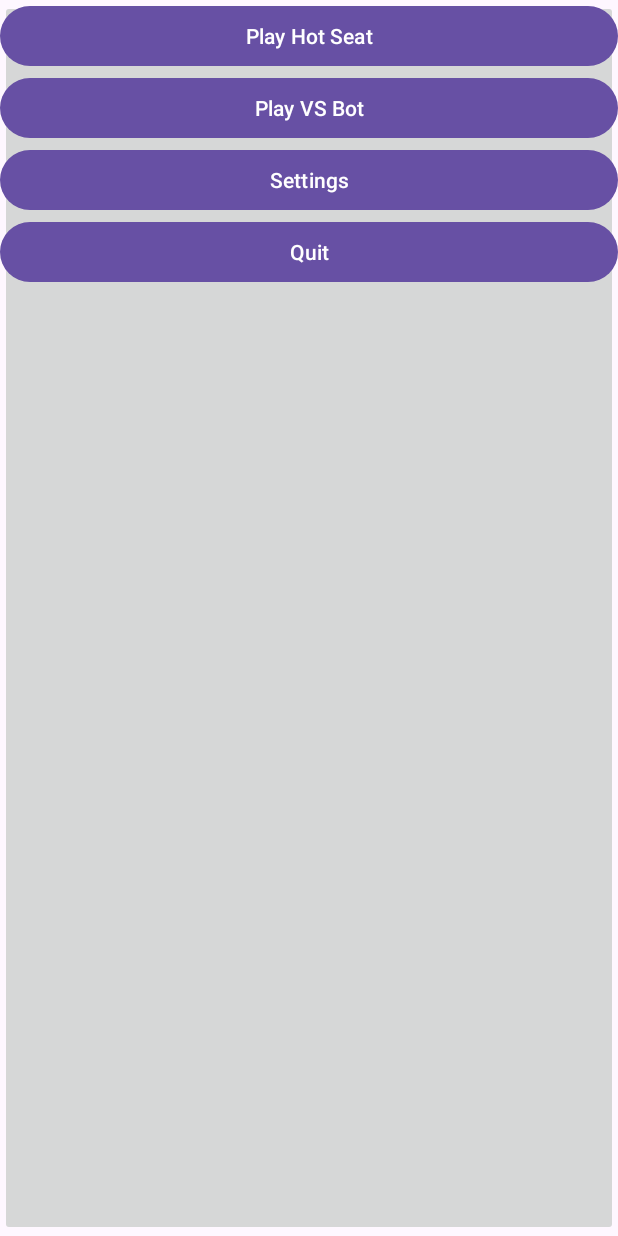
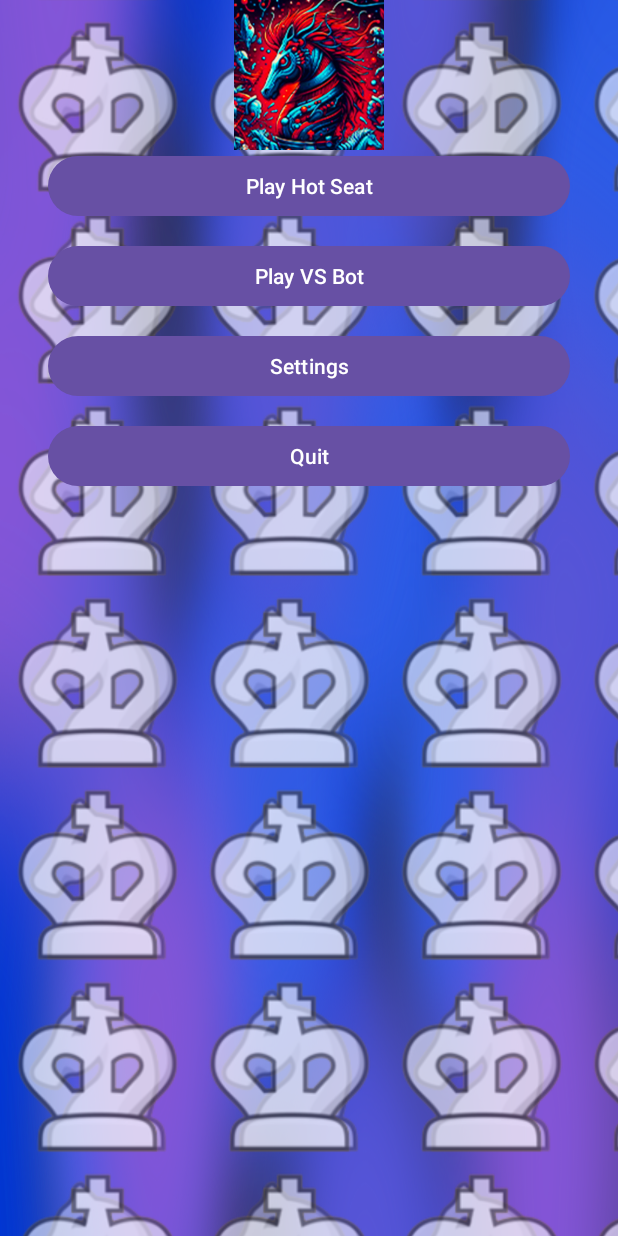
Before and after one commit to weezard12/Android-Studio-Template, an Android app: the layout activity_menu2.xml on its own in the app's theme, with its tools: preview values and no code run, on a phone screen of 412 x 824 dp. Run offline under Robolectric (Android 15) with nearby library versions, the phone set to English and light mode, and no system bars.

Commit message:
started adding menu

```diff
--- a/app/src/main/java/com/example/android2dtest/main/MainActivity.java
+++ b/app/src/main/java/com/example/android2dtest/main/MainActivity.java
@@ -2,6 +2,7 @@ package com.example.android2dtest.main;
 
 import androidx.appcompat.app.AppCompatActivity;
 
+import android.content.Intent;
 import android.content.pm.ActivityInfo;
 import android.os.Bundle;
 import android.view.Window;
@@ -11,6 +12,7 @@ import com.example.android2dtest.gameLogic.GameLoop;
 import com.example.android2dtest.gameLogic.myECS.GameScene;
 import com.example.android2dtest.gameLogic.myPhysics.PhysicsSystem;
 import com.example.android2dtest.scenes.exampleScenes.ChessTest.scenes.ChessHotSit;
+import com.example.android2dtest.scenes.exampleScenes.ChessTest.scenes.MenuActivity;
 import com.example.android2dtest.scenes.exampleScenes.RenderingExample;
 
 public class MainActivity extends AppCompatActivity {
@@ -34,7 +36,7 @@ public class MainActivity extends AppCompatActivity {
         // Request window without title
         requestWindowFeature(Window.FEATURE_NO_TITLE);
 
-        // Hide the status bar
+/*        // Hide the status bar
         getWindow().setFlags(WindowManager.LayoutParams.FLAG_FULLSCREEN,
                 WindowManager.LayoutParams.FLAG_FULLSCREEN);
 
@@ -44,11 +46,11 @@ public class MainActivity extends AppCompatActivity {
 
         setContentView(scene);
         GameLoop gameLoop = new GameLoop(scene);
-        gameLoop.start();
+        gameLoop.start();*/
 
 
 
-        //Intent intent = new Intent(MainActivity.this, MenuActivity.class);
-        //startActivity(intent);
+        Intent intent = new Intent(MainActivity.this, MenuActivity.class);
+        startActivity(intent);
     }
 }
--- /dev/null
+++ b/app/src/main/java/com/example/android2dtest/scenes/exampleScenes/ChessTest/scenes/PatternView.java
@@ -0,0 +1,144 @@
+package com.example.android2dtest.scenes.exampleScenes.ChessTest.scenes;
+
+import android.content.Context;
+import android.graphics.Bitmap;
+import android.graphics.BitmapFactory;
+import android.graphics.BitmapShader;
+import android.graphics.Canvas;
+import android.graphics.Matrix;
+import android.graphics.Paint;
+import android.graphics.Shader;
+import android.util.AttributeSet;
+import android.view.View;
+
+import com.example.android2dtest.R;
+
+import java.util.Random;
+
+public class PatternView extends View {
+    private Paint paintCurrent, paintNext;
+    private BitmapShader shaderCurrent, shaderNext;
+    private Matrix matrix = new Matrix();
+    private float xOffset = 0;
+    private float yOffset = 0;
+    private float scrollSpeedX = 0.2f;
+    private float scrollSpeedY = 0.2f;
+
+
+    private Bitmap[] bitmaps;
+    private Random random = new Random();
+    private int currentImageIndex = 0;
+    private int nextImageIndex = 0;
+    private long lastChangeTime = 0;
+    private long transitionStartTime = 0;
+    private static final long IMAGE_CHANGE_INTERVAL = 5000; // 5 seconds
+    private static final long TRANSITION_DURATION = 2000;  // 2 seconds fade effect
+
+    private float transitionProgress = 1.0f; // 1.0 = fully current image, 0.0 = fully next image
+
+    public PatternView(Context context) {
+        super(context);
+        init();
+    }
+
+    public PatternView(Context context, AttributeSet attrs) {
+        super(context, attrs);
+        init();
+    }
+
+    public PatternView(Context context, AttributeSet attrs, int defStyle) {
+        super(context, attrs, defStyle);
+        init();
+    }
+
+    private void init() {
+        // Load multiple images into an array
+        bitmaps = new Bitmap[]{
+                BitmapFactory.decodeResource(getResources(), R.raw.pawn0),
+                BitmapFactory.decodeResource(getResources(), R.raw.pawn1),
+                BitmapFactory.decodeResource(getResources(), R.raw.bishop0),
+                BitmapFactory.decodeResource(getResources(), R.raw.bishop1),
+                BitmapFactory.decodeResource(getResources(), R.raw.knight0),
+                BitmapFactory.decodeResource(getResources(), R.raw.knight1),
+                BitmapFactory.decodeResource(getResources(), R.raw.queen0),
+                BitmapFactory.decodeResource(getResources(), R.raw.queen1),
+                BitmapFactory.decodeResource(getResources(), R.raw.king0),
+                BitmapFactory.decodeResource(getResources(), R.raw.king1),
+                BitmapFactory.decodeResource(getResources(), R.raw.rook0),
+                BitmapFactory.decodeResource(getResources(), R.raw.rook1)
+        };
+
+        // Randomly select the first image
+        currentImageIndex = random.nextInt(bitmaps.length);
+        setShaders(currentImageIndex);
+
+        // Start the animation loop
+        postInvalidateOnAnimation();
+    }
+
+    private void setShaders(int imageIndex) {
+        if (bitmaps[imageIndex] != null) {
+            shaderCurrent = new BitmapShader(bitmaps[imageIndex], Shader.TileMode.REPEAT, Shader.TileMode.REPEAT);
+            paintCurrent = new Paint();
+            paintCurrent.setShader(shaderCurrent);
+        }
+    }
+
+    private void setNextShader(int imageIndex) {
+        if (bitmaps[imageIndex] != null) {
+            shaderNext = new BitmapShader(bitmaps[imageIndex], Shader.TileMode.REPEAT, Shader.TileMode.REPEAT);
+            paintNext = new Paint();
+            paintNext.setShader(shaderNext);
+        }
+    }
+
+    @Override
+    protected void onDraw(Canvas canvas) {
+        super.onDraw(canvas);
+        long currentTime = System.currentTimeMillis();
+
+        // Check if it's time to start transitioning to a new image
+        if (currentTime - lastChangeTime >= IMAGE_CHANGE_INTERVAL && transitionProgress >= 1.0f) {
+            lastChangeTime = currentTime;
+            transitionStartTime = currentTime;
+            nextImageIndex = random.nextInt(bitmaps.length);
+            setNextShader(nextImageIndex);
+            transitionProgress = 0.0f; // Start transition
+        }
+
+        // Smoothly blend images during transition
+        if (transitionProgress < 1.0f) {
+            float elapsedTime = currentTime - transitionStartTime;
+            transitionProgress = Math.min(elapsedTime / TRANSITION_DURATION, 1.0f);
+        }
+
+        // Apply scrolling effect
+        xOffset += scrollSpeedX;
+        yOffset += scrollSpeedY;
+        matrix.setTranslate(xOffset, yOffset);
+
+        if (shaderCurrent != null) shaderCurrent.setLocalMatrix(matrix);
+        if (shaderNext != null) shaderNext.setLocalMatrix(matrix);
+
+        // Draw the current image with fading effect
+        if (shaderCurrent != null) {
+            paintCurrent.setAlpha((int) ((1.0f - transitionProgress) * 255)); // Fade out
+            canvas.drawRect(0, 0, getWidth(), getHeight(), paintCurrent);
+        }
+
+        // Draw the next image with increasing opacity
+        if (shaderNext != null) {
+            paintNext.setAlpha((int) (transitionProgress * 255)); // Fade in
+            canvas.drawRect(0, 0, getWidth(), getHeight(), paintNext);
+        }
+
+        // When transition completes, set next image as current
+        if (transitionProgress >= 1.0f) {
+            currentImageIndex = nextImageIndex;
+            setShaders(currentImageIndex);
+        }
+
+        // Keep updating for smooth animation
+        postInvalidateOnAnimation();
+    }
+}
--- a/app/src/main/res/layout/activity_menu2.xml
+++ b/app/src/main/res/layout/activity_menu2.xml
@@ -1,17 +1,53 @@
 <?xml version="1.0" encoding="utf-8"?>
-<androidx.constraintlayout.widget.ConstraintLayout xmlns:android="http://schemas.android.com/apk/res/android"
+<androidx.constraintlayout.widget.ConstraintLayout
+    xmlns:android="http://schemas.android.com/apk/res/android"
     xmlns:app="http://schemas.android.com/apk/res-auto"
     xmlns:tools="http://schemas.android.com/tools"
     android:id="@+id/main"
     android:layout_width="match_parent"
     android:layout_height="match_parent"
+    android:background="@raw/home_screen_bkg"
     tools:context=".scenes.exampleScenes.ChessTest.scenes.MenuActivity">
 
+    <!-- Background Pattern -->
+    <com.example.android2dtest.scenes.exampleScenes.ChessTest.scenes.PatternView
+        android:layout_width="match_parent"
+        android:layout_height="match_parent" />
+
+    <!-- Guideline for positioning elements properly -->
+    <androidx.constraintlayout.widget.Guideline
+        android:id="@+id/guideline_top"
+        android:layout_width="wrap_content"
+        android:layout_height="wrap_content" />
+
+    <androidx.constraintlayout.widget.Guideline
+        android:id="@+id/guideline_bottom"
+        android:layout_width="wrap_content"
+        android:layout_height="wrap_content" />
+
+    <!-- Logo ImageButton at the top -->
     <ImageButton
-        android:layout_width="match_parent"
-        android:layout_height="match_parent"
-        />
+        android:id="@+id/logo_image_button"
+        android:layout_width="100dp"
+        android:layout_height="100dp"
+        android:src="@raw/knight_icon"
+        android:background="@null"
+        android:scaleType="fitCenter"
+        app:layout_constraintTop_toTopOf="@id/guideline_top"
+        app:layout_constraintStart_toStartOf="parent"
+        app:layout_constraintEnd_toEndOf="parent" />
 
+    <!-- Button Group Container -->
+    <androidx.constraintlayout.widget.ConstraintLayout
+        android:id="@+id/button_container"
+        android:layout_width="0dp"
+        android:layout_height="wrap_content"
+        app:layout_constraintTop_toBottomOf="@id/logo_image_button"
+        app:layout_constraintStart_toStartOf="parent"
+        app:layout_constraintEnd_toEndOf="parent"
+        app:layout_constraintBottom_toBottomOf="@id/guideline_bottom">
+
+        <!-- "Play Hot Seat" Button -->
         <Button
             android:id="@+id/btn_play_hot_seat"
             android:layout_width="0dp"
@@ -20,8 +56,10 @@
             app:layout_constraintTop_toTopOf="parent"
             app:layout_constraintStart_toStartOf="parent"
             app:layout_constraintEnd_toEndOf="parent"
-        app:layout_constraintTop_margin="100dp" />
+            android:layout_marginStart="32dp"
+            android:layout_marginEnd="32dp" />
 
+        <!-- "Play VS Bot" Button -->
         <Button
             android:id="@+id/btn_play_vs_bot"
             android:layout_width="0dp"
@@ -30,8 +68,11 @@
             app:layout_constraintTop_toBottomOf="@id/btn_play_hot_seat"
             app:layout_constraintStart_toStartOf="parent"
             app:layout_constraintEnd_toEndOf="parent"
-        app:layout_constraintTop_margin="16dp" />
+            android:layout_marginTop="12dp"
+            android:layout_marginStart="32dp"
+            android:layout_marginEnd="32dp" />
 
+        <!-- "Settings" Button -->
         <Button
             android:id="@+id/btn_settings"
             android:layout_width="0dp"
@@ -40,8 +81,11 @@
             app:layout_constraintTop_toBottomOf="@id/btn_play_vs_bot"
             app:layout_constraintStart_toStartOf="parent"
             app:layout_constraintEnd_toEndOf="parent"
-        app:layout_constraintTop_margin="16dp" />
+            android:layout_marginTop="12dp"
+            android:layout_marginStart="32dp"
+            android:layout_marginEnd="32dp" />
 
+        <!-- "Quit" Button -->
         <Button
             android:id="@+id/btn_quit"
             android:layout_width="0dp"
@@ -50,6 +94,9 @@
             app:layout_constraintTop_toBottomOf="@id/btn_settings"
             app:layout_constraintStart_toStartOf="parent"
             app:layout_constraintEnd_toEndOf="parent"
-        app:layout_constraintTop_margin="16dp" />
+            android:layout_marginTop="12dp"
+            android:layout_marginStart="32dp"
+            android:layout_marginEnd="32dp" />
+    </androidx.constraintlayout.widget.ConstraintLayout>
 
 </androidx.constraintlayout.widget.ConstraintLayout>
--- /dev/null
+++ b/app/src/main/res/values-night/styles.xml
@@ -0,0 +1,7 @@
+<resources>
+
+    <style name="Widget.Theme.Android2DTest.MyView" parent="">
+        <item name="android:background">@color/gray_600</item>
+        <item name="exampleColor">@color/light_blue_600</item>
+    </style>
+</resources>
--- /dev/null
+++ b/app/src/main/res/values/attrs_chess_button_background.xml
@@ -0,0 +1,8 @@
+<resources>
+    <declare-styleable name="chess_button_background">
+        <attr name="exampleString" format="string" />
+        <attr name="exampleDimension" format="dimension" />
+        <attr name="exampleColor" format="color" />
+        <attr name="exampleDrawable" format="color|reference" />
+    </declare-styleable>
+</resources>
--- a/app/src/main/res/values/colors.xml
+++ b/app/src/main/res/values/colors.xml
@@ -2,4 +2,8 @@
 <resources>
     <color name="black">#FF000000</color>
     <color name="white">#FFFFFFFF</color>
+    <color name="light_blue_400">#FF29B6F6</color>
+    <color name="light_blue_600">#FF039BE5</color>
+    <color name="gray_400">#FFBDBDBD</color>
+    <color name="gray_600">#FF757575</color>
 </resources>
--- /dev/null
+++ b/app/src/main/res/values/styles.xml
@@ -0,0 +1,7 @@
+<resources>
+
+    <style name="Widget.Theme.Android2DTest.MyView" parent="">
+        <item name="android:background">@color/gray_400</item>
+        <item name="exampleColor">@color/light_blue_400</item>
+    </style>
+</resources>
```
Also changed, not shown: app/src/main/res/raw/home_screen_bkg.png (added), app/src/main/res/raw/knight_icon.png (added). Lines whose indentation alone changed are shown as unchanged.
